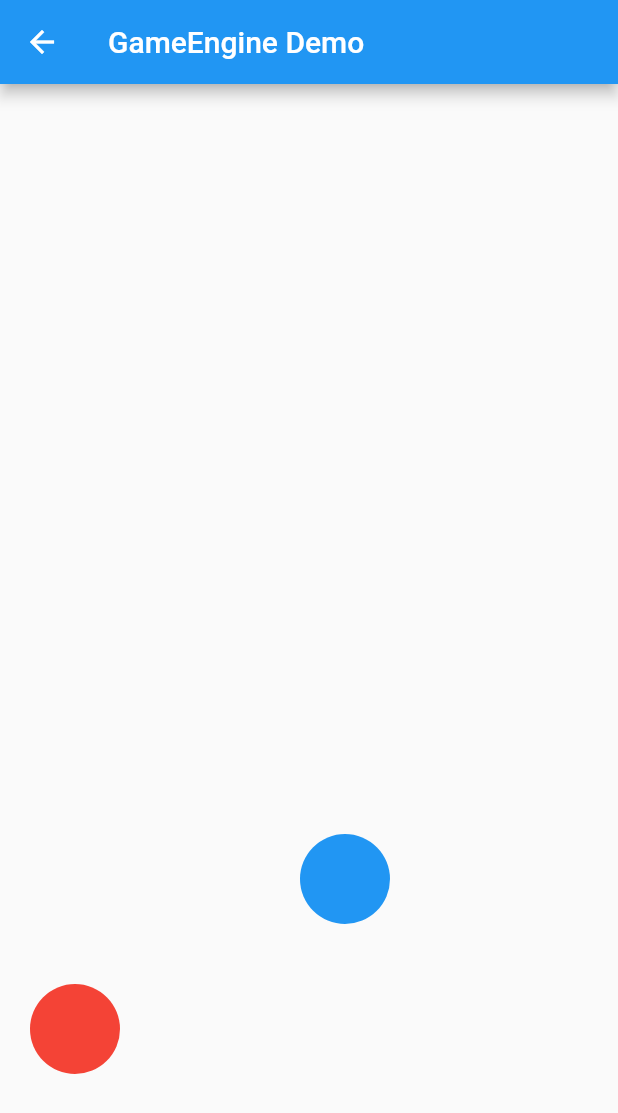
After one commit to ryujt/flutter-game-engine, a Flutter app: the SpaceShip001 screen opened directly, on a phone screen of 412 x 824 dp. The commit adds this screen. Shown: the top 1113 px of the screen. Run offline on Flutter 3.47's test engine with Material 2 defaults, Android fonts, the phone set to English and light mode, and no system bars; our stand-ins replace get.

Commit message:
2022년 3월 23일 스터디 코드

```diff
--- /dev/null
+++ b/lib/game/space_ship_001/asteroids.dart
@@ -0,0 +1,3 @@
+class Asteroids {
+
+}
--- /dev/null
+++ b/lib/game/space_ship_001/joystick.dart
@@ -0,0 +1,32 @@
+import 'package:flutter/cupertino.dart';
+import 'package:flutter/material.dart';
+import 'package:temp/game_engine.dart';
+
+typedef MoveCallback = void Function(int direction);
+
+class Joystick extends GameControl {
+  final MoveCallback onMove;
+
+  Joystick({required this.onMove}) {
+    x = 20;
+    y = 600;
+    width = 60;
+    height = 60;
+    paint.color = Colors.red;
+  }
+
+  @override
+  void tick(Canvas canvas, int current, int term) {
+    canvas.drawCircle(Offset(x + 30, y + 30), 30, paint);
+  }
+
+  @override
+  void onHorizontalDragStart(DragStartDetails details) {
+    onMove(-1);
+  }
+
+  @override
+  void onHorizontalDragEnd(DragEndDetails details) {
+    onMove(0);
+  }
+}
--- /dev/null
+++ b/lib/game/space_ship_001/missiles.dart
@@ -0,0 +1,3 @@
+class Missiles {
+
+}
--- /dev/null
+++ b/lib/game/space_ship_001/ship.dart
@@ -0,0 +1,25 @@
+import 'package:flutter/cupertino.dart';
+import 'package:flutter/material.dart';
+import 'package:temp/game_engine.dart';
+
+class Ship extends GameControl {
+  Ship() {
+    x = 200;
+    y = 500;
+    width = 60;
+    height = 60;
+    paint.color = Colors.blue;
+  }
+
+  @override
+  void tick(Canvas canvas, int current, int term) {
+    x = x + _direction;
+    canvas.drawCircle(Offset( x + 30, y + 30 ), 30, paint);
+  }
+
+  void move(int direction) {
+    _direction = direction;
+  }
+
+  int _direction = 0;
+}
--- /dev/null
+++ b/lib/game/space_ship_001/space_ship_001.dart
@@ -0,0 +1,38 @@
+import 'package:flutter/material.dart';
+import '../../game_engine.dart';
+import 'joystick.dart';
+import 'ship.dart';
+
+class SpaceShip001 extends StatelessWidget {
+  SpaceShip001({Key? key}) : super(key: key) {
+    _joystick = Joystick(
+        onMove: (int direction) => {
+          _ship.move(direction)
+        }
+    );
+
+    _ship = Ship();
+
+    _gameEngine.getControls().addControl(_joystick);
+    _gameEngine.getControls().addControl(_ship);
+    _gameEngine.start();
+  }
+
+  @override
+  Widget build(BuildContext context) {
+    return Scaffold(
+        appBar: AppBar(
+          title: const Text("GameEngine Demo"),
+        ),
+        body: SizedBox(
+            width: double.infinity,
+            height: double.infinity,
+            child: _gameEngine.getCustomPaint()
+        )
+    );
+  }
+
+  final _gameEngine = GameEngine();
+  late final _joystick;
+  late final _ship;
+}
--- a/lib/main.dart
+++ b/lib/main.dart
@@ -1,6 +1,5 @@
 import 'package:flutter/material.dart';
 import 'package:temp/sample_001.dart';
-import 'package:temp/sample_002.dart';
 
 
 void main() => runApp(MyApp());
@@ -15,7 +14,7 @@ class MyApp extends StatelessWidget {
       theme: ThemeData(
         primarySwatch: Colors.blue,
       ),
-      home: Sample002(),
+      home: Sample001(),
     );
   }
 }
```
